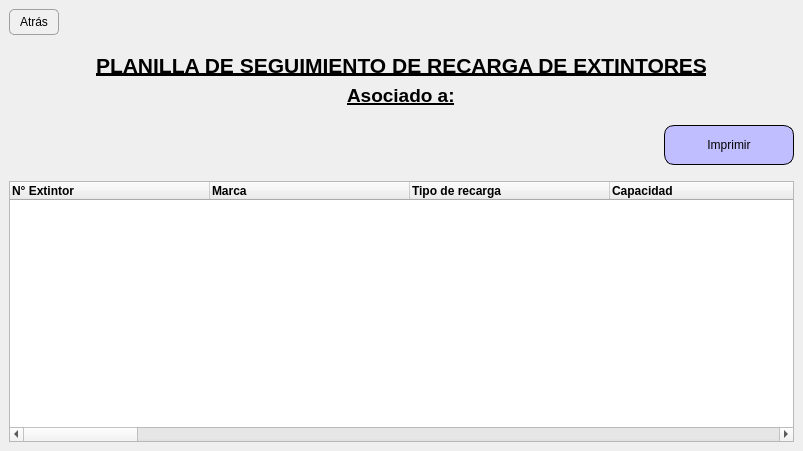
Qt form resources/ui/ext_client_details.ui (Julian2455/beatmat) before a commit.
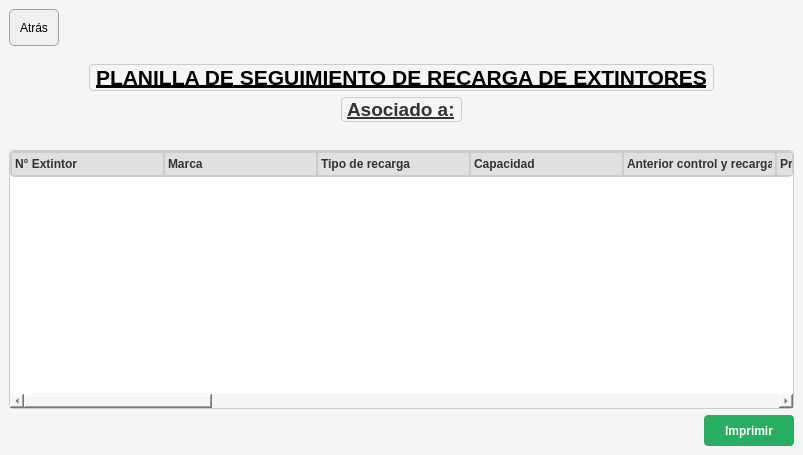
The same form after that commit. Icons and pictures are not drawn.

The edit to the form file:
```diff
--- a/resources/ui/ext_client_details.ui
+++ b/resources/ui/ext_client_details.ui
@@ -7,12 +7,67 @@
     <x>0</x>
     <y>0</y>
     <width>803</width>
-    <height>451</height>
+    <height>455</height>
    </rect>
   </property>
   <property name="windowTitle">
    <string>Form</string>
   </property>
+  <property name="styleSheet">
+   <string notr="true">QWidget {
+    background-color: #f5f5f5;
+    color: #333333;
+}
+QFrame {
+    border: 1px solid #cccccc;
+    border-radius: 4px;
+}
+QLabel {
+    color: #333333;
+}
+QPushButton {
+    background-color: #3498db;
+    color: white;
+    border: none;
+    border-radius: 4px;
+    padding: 3px 8px;
+    min-height: 25px;
+}
+QPushButton:hover {
+    background-color: #2980b9;
+}
+QPushButton:disabled {
+    background-color: #bdc3c7;
+}
+QPushButton#btnCerrarCaja {
+    background-color: #e74c3c;
+}
+QPushButton#btnCerrarCaja:hover {
+    background-color: #c0392b;
+}
+QLineEdit, QComboBox, QDateEdit {
+    border: 1px solid #cccccc;
+    border-radius: 4px;
+    padding: 3px;
+    background: white;
+}
+QTableWidget {
+    border: 1px solid #cccccc;
+    background-color: white;
+    gridline-color: #dddddd;
+}
+QHeaderView::section {
+    background-color: #e0e0e0;
+    color: #333333;
+    padding: 3px;
+    border: 1px solid #cccccc;
+    font-weight: bold;
+}
+QTableWidget::item:selected {
+    background-color: #3498db;
+    color: white;
+}</string>
+  </property>
   <layout class="QVBoxLayout" name="verticalLayout" stretch="1,1,8">
    <property name="spacing">
     <number>0</number>
@@ -117,28 +172,6 @@
    <item>
     <widget class="QWidget" name="widget_3" native="true">
      <layout class="QVBoxLayout" name="verticalLayout_2">
-      <item alignment="Qt::AlignRight">
-       <widget class="QPushButton" name="pushButton">
-        <property name="minimumSize">
-         <size>
-          <width>130</width>
-          <height>40</height>
-         </size>
-        </property>
-        <property name="styleSheet">
-         <string notr="true">border: 1px solid;
-border-radius: 10px;
-background-color: rgb(192, 190, 255);</string>
-        </property>
-        <property name="text">
-         <string>Imprimir</string>
-        </property>
-        <property name="icon">
-         <iconset>
-          <normaloff>../images/imprimir.png</normaloff>../images/imprimir.png</iconset>
-        </property>
-       </widget>
-      </item>
       <item>
        <spacer name="verticalSpacer">
         <property name="orientation">
@@ -161,7 +194,7 @@
          <string notr="true">color:black;</string>
         </property>
         <attribute name="horizontalHeaderDefaultSectionSize">
-         <number>200</number>
+         <number>153</number>
         </attribute>
         <column>
          <property name="text">
@@ -217,7 +250,7 @@
         </column>
         <column>
          <property name="text">
-          <string>Fecha anterior de control y recarga</string>
+          <string>Anterior control y recarga</string>
          </property>
          <property name="font">
           <font>
@@ -230,7 +263,7 @@
         </column>
         <column>
          <property name="text">
-          <string>Fecha proxima de control y recarga</string>
+          <string>Proximo control y recarga</string>
          </property>
          <property name="font">
           <font>
@@ -425,6 +458,31 @@
         </column>
        </widget>
       </item>
+      <item alignment="Qt::AlignRight">
+       <widget class="QPushButton" name="pushButton">
+        <property name="minimumSize">
+         <size>
+          <width>90</width>
+          <height>31</height>
+         </size>
+        </property>
+        <property name="font">
+         <font>
+          <bold>true</bold>
+         </font>
+        </property>
+        <property name="styleSheet">
+         <string notr="true">background-color: #27ae60;</string>
+        </property>
+        <property name="text">
+         <string>Imprimir</string>
+        </property>
+        <property name="icon">
+         <iconset>
+          <normaloff>../images/print.png</normaloff>../images/print.png</iconset>
+        </property>
+       </widget>
+      </item>
      </layout>
     </widget>
    </item>
```
